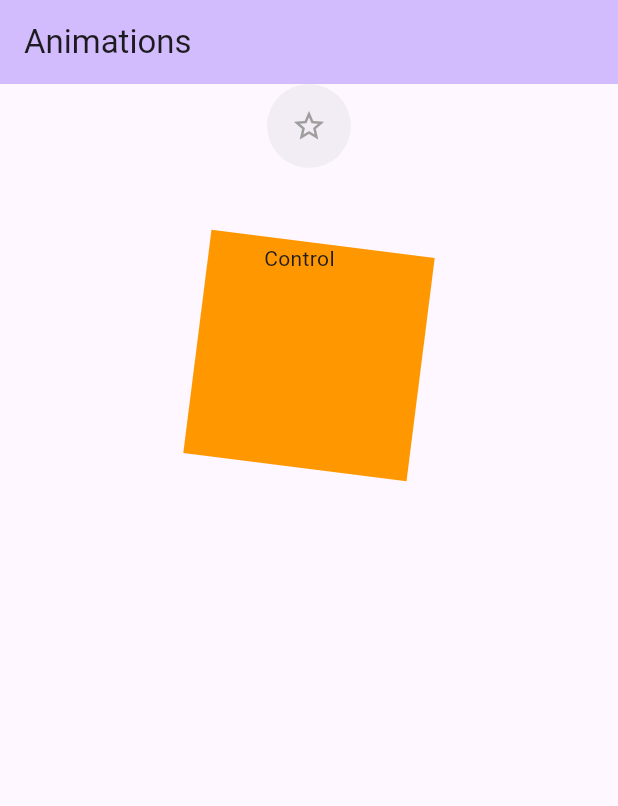
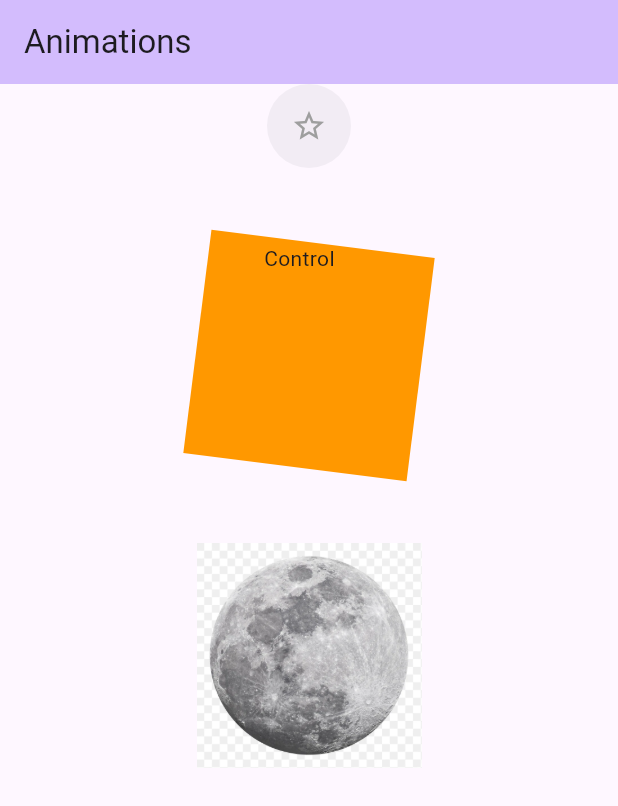
Before and after one commit to Odarteifx/flutter_animations, a Flutter app: the screen it shows after launch, on a phone screen of 412 x 824 dp. Shown: the top 806 px of the screen. Run offline on Flutter 3.47's test engine with Material 3 defaults, Android fonts, the phone set to English and light mode, and no system bars.

```diff
--- a/lib/main.dart
+++ b/lib/main.dart
@@ -1,5 +1,5 @@
 import 'package:flutter/material.dart';
-import 'package:flutter/widgets.dart';
+import 'package:flutter_animations/heropage.dart';
 
 void main() {
   runApp(const MyApp());
@@ -41,13 +41,27 @@ class _MyHomePageState extends State<MyHomePage> {
           backgroundColor: Theme.of(context).colorScheme.inversePrimary,
           title: Text(widget.title),
         ),
-        body: const Column(
+        body:  Column(
           children: [
-            Bookmark(),
-            SizedBox(
+            const Bookmark(),
+            const SizedBox(
               height: 50,
             ),
-            ExplicitAnimation(),
+            const ExplicitAnimation(),
+            const SizedBox(
+              height: 50,
+            ),
+            PhotoHero(
+              width: 150,
+              photo: 'assets/moon.jpg',
+              onTap: () {
+                Navigator.of(context).push(MaterialPageRoute(
+                  builder: (context) {
+                    return const HeroPage();
+                  },
+                  ));
+              },
+            )
           ],
         ));
   }
@@ -108,7 +122,6 @@ class _ExplicitAnimationState extends State<ExplicitAnimation>
   @override
   void initState() {
     super.initState();
-
     _animationController = AnimationController(
       duration: const Duration(seconds: 15),
       vsync: this,
@@ -131,7 +144,6 @@ class _ExplicitAnimationState extends State<ExplicitAnimation>
           ),
         ),
         Align(
-
           child: TimeStopper(
             controller: _animationController,
           ),
@@ -162,9 +174,7 @@ class TimeStopper extends StatelessWidget {
         }
       },
       child: Container(
-        decoration: const BoxDecoration(
-          color: Colors.transparent
-        ),
+        decoration: const BoxDecoration(color: Colors.transparent),
         width: 60,
         height: 50,
         child: const Text('Control'),
@@ -172,3 +182,29 @@ class TimeStopper extends StatelessWidget {
     );
   }
 }
+
+class PhotoHero extends StatelessWidget {
+  const PhotoHero(
+      {super.key, required this.photo, this.onTap, required this.width});
+  final String photo;
+  final VoidCallback? onTap;
+  final double width;
+  @override
+  Widget build(BuildContext context) {
+    return SizedBox(
+      width: width,
+      child: Hero(
+          tag: photo,
+          child: Material(
+            color: Colors.transparent,
+            child: InkWell(
+              onTap:  onTap,
+              child: Image.asset(
+                photo,
+                fit: BoxFit.contain,
+              ),
+            ),
+          )),
+    );
+  }
+}
```
Also changed, not shown: lib/heropage.dart (added, +33 -0 lines).
